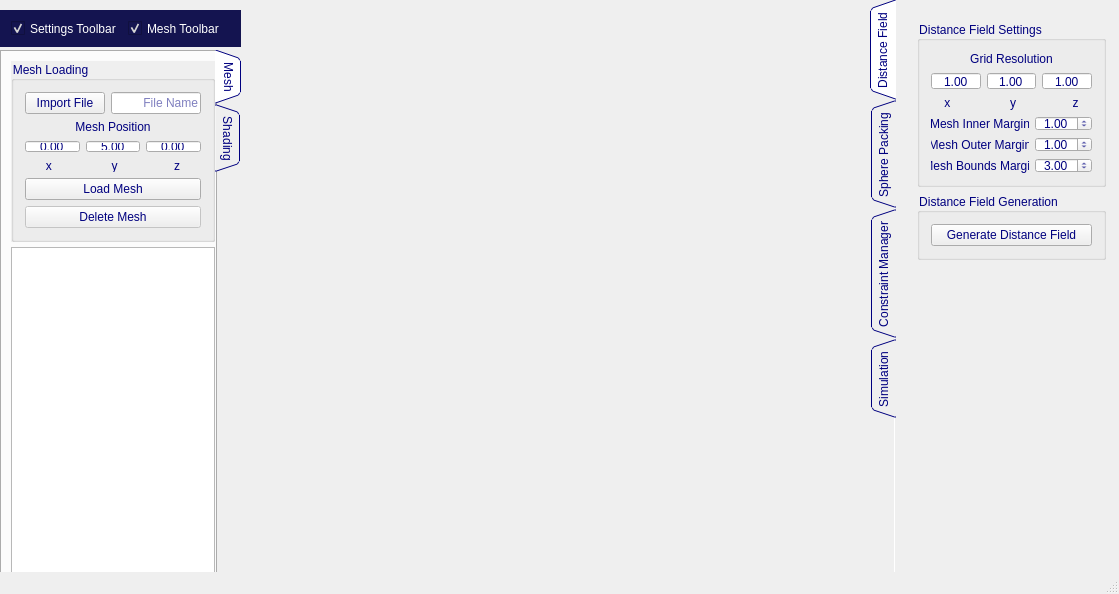
This is forms/mainwindow.ui in matttraynar/MPC as Qt 5 draws it before an edit. The edited form follows.
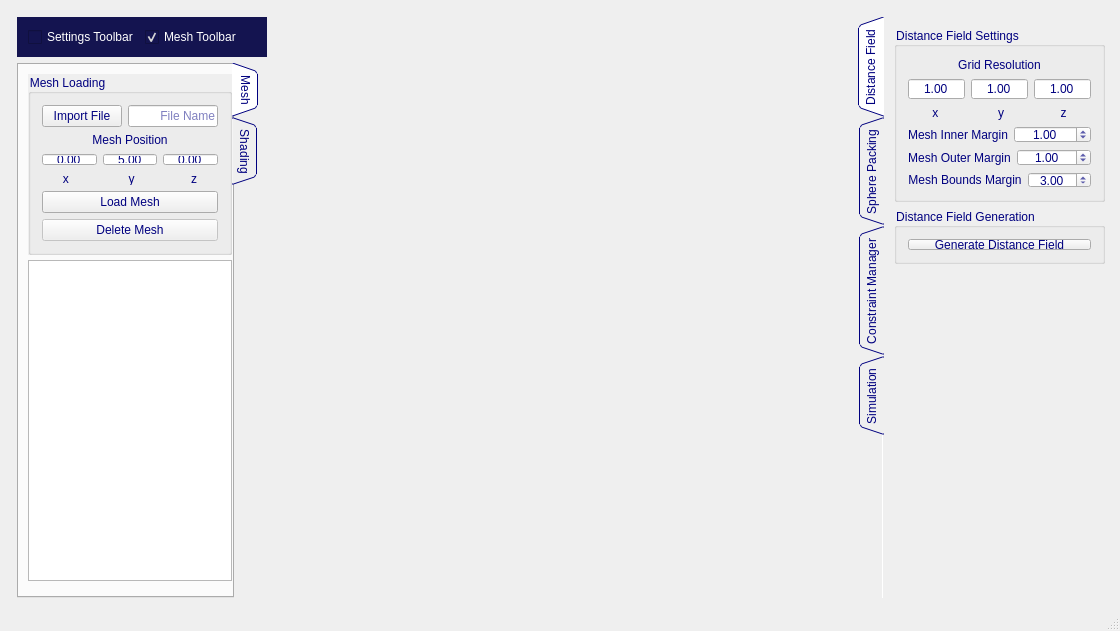
This is the edited form. The open tabs and pages were chosen to show the change.

Commit message: Finished UI, also set up maximisation capabilities

```diff
--- a/forms/mainwindow.ui
+++ b/forms/mainwindow.ui
@@ -9,35 +9,62 @@
    <rect>
     <x>0</x>
     <y>0</y>
-    <width>1119</width>
-    <height>594</height>
+    <width>1120</width>
+    <height>629</height>
    </rect>
   </property>
+  <property name="sizePolicy">
+   <sizepolicy hsizetype="Expanding" vsizetype="Expanding">
+    <horstretch>0</horstretch>
+    <verstretch>0</verstretch>
+   </sizepolicy>
+  </property>
+  <property name="maximumSize">
+   <size>
+    <width>16777215</width>
+    <height>16777215</height>
+   </size>
+  </property>
   <property name="windowTitle">
    <string>MPC</string>
   </property>
   <widget class="QWidget" name="centralWidget">
    <property name="sizePolicy">
-    <sizepolicy hsizetype="Fixed" vsizetype="Fixed">
+    <sizepolicy hsizetype="Expanding" vsizetype="Expanding">
      <horstretch>0</horstretch>
      <verstretch>0</verstretch>
     </sizepolicy>
    </property>
+   <layout class="QHBoxLayout" name="horizontalLayout_20">
+    <item>
+     <layout class="QGridLayout" name="gridLayout">
+      <item row="0" column="0" rowspan="2" colspan="2">
+       <layout class="QHBoxLayout" name="LayoutForWidget"/>
+      </item>
+      <item row="1" column="1">
+       <layout class="QHBoxLayout" name="horizontalLayout_19">
+        <item>
+         <layout class="QVBoxLayout" name="verticalLayout_14">
+          <item>
    <widget class="QFrame" name="ToolbarChecks">
-    <property name="geometry">
-     <rect>
-      <x>0</x>
-      <y>10</y>
-      <width>241</width>
-      <height>37</height>
-     </rect>
-    </property>
     <property name="sizePolicy">
-     <sizepolicy hsizetype="Preferred" vsizetype="Fixed">
+             <sizepolicy hsizetype="Fixed" vsizetype="Fixed">
       <horstretch>0</horstretch>
       <verstretch>0</verstretch>
      </sizepolicy>
     </property>
+            <property name="minimumSize">
+             <size>
+              <width>250</width>
+              <height>40</height>
+             </size>
+            </property>
+            <property name="maximumSize">
+             <size>
+              <width>250</width>
+              <height>40</height>
+             </size>
+            </property>
     <property name="autoFillBackground">
      <bool>false</bool>
     </property>
@@ -66,7 +93,7 @@
           <string>Settings Toolbar</string>
          </property>
          <property name="checked">
-          <bool>true</bool>
+                  <bool>false</bool>
          </property>
         </widget>
        </item>
@@ -88,21 +115,21 @@
      </item>
     </layout>
    </widget>
+          </item>
+          <item>
    <widget class="QTabWidget" name="meshToolbar">
-    <property name="geometry">
-     <rect>
-      <x>0</x>
-      <y>50</y>
-      <width>241</width>
-      <height>551</height>
-     </rect>
-    </property>
     <property name="sizePolicy">
-     <sizepolicy hsizetype="Minimum" vsizetype="Expanding">
+             <sizepolicy hsizetype="Fixed" vsizetype="Expanding">
       <horstretch>0</horstretch>
       <verstretch>0</verstretch>
      </sizepolicy>
     </property>
+            <property name="minimumSize">
+             <size>
+              <width>241</width>
+              <height>531</height>
+             </size>
+            </property>
     <property name="autoFillBackground">
      <bool>true</bool>
     </property>
@@ -119,6 +146,12 @@
      <number>0</number>
     </property>
     <widget class="QWidget" name="Mesh">
+             <property name="sizePolicy">
+              <sizepolicy hsizetype="Preferred" vsizetype="MinimumExpanding">
+               <horstretch>0</horstretch>
+               <verstretch>0</verstretch>
+              </sizepolicy>
+             </property>
      <attribute name="title">
       <string>Mesh</string>
      </attribute>
@@ -312,9 +345,15 @@
         <x>9</x>
         <y>195</y>
         <width>204</width>
-        <height>341</height>
-       </rect>
-      </property>
+                <height>321</height>
+               </rect>
+              </property>
+              <property name="sizePolicy">
+               <sizepolicy hsizetype="Expanding" vsizetype="Expanding">
+                <horstretch>0</horstretch>
+                <verstretch>0</verstretch>
+               </sizepolicy>
+              </property>
       <property name="headerHidden">
        <bool>true</bool>
       </property>
@@ -496,14 +535,35 @@
      </widget>
     </widget>
    </widget>
+          </item>
+         </layout>
+        </item>
+        <item>
+         <spacer name="horizontalSpacer">
+          <property name="orientation">
+           <enum>Qt::Horizontal</enum>
+          </property>
+          <property name="sizeHint" stdset="0">
+           <size>
+            <width>618</width>
+            <height>20</height>
+           </size>
+          </property>
+         </spacer>
+        </item>
+        <item>
    <widget class="QTabWidget" name="settingsToolbar">
-    <property name="geometry">
-     <rect>
-      <x>870</x>
-      <y>0</y>
+          <property name="sizePolicy">
+           <sizepolicy hsizetype="Minimum" vsizetype="MinimumExpanding">
+            <horstretch>0</horstretch>
+            <verstretch>0</verstretch>
+           </sizepolicy>
+          </property>
+          <property name="minimumSize">
+           <size>
       <width>251</width>
-      <height>601</height>
-     </rect>
+            <height>581</height>
+           </size>
     </property>
     <property name="mouseTracking">
      <bool>true</bool>
@@ -548,18 +608,15 @@
      <attribute name="title">
       <string>Distance Field</string>
      </attribute>
-     <widget class="QWidget" name="layoutWidget">
-      <property name="geometry">
-       <rect>
-        <x>10</x>
-        <y>10</y>
-        <width>211</width>
-        <height>261</height>
-       </rect>
-      </property>
-      <layout class="QVBoxLayout" name="verticalLayout_6">
-       <item>
         <widget class="QGroupBox" name="distanceSettings">
+            <property name="geometry">
+             <rect>
+              <x>10</x>
+              <y>10</y>
+              <width>211</width>
+              <height>175</height>
+             </rect>
+            </property>
          <property name="title">
           <string>Distance Field Settings</string>
          </property>
@@ -776,9 +833,15 @@
           </item>
          </layout>
         </widget>
-       </item>
-       <item>
         <widget class="QGroupBox" name="distanceData">
+            <property name="geometry">
+             <rect>
+              <x>10</x>
+              <y>191</y>
+              <width>211</width>
+              <height>56</height>
+             </rect>
+            </property>
          <property name="title">
           <string>Distance Field Generation</string>
          </property>
@@ -798,9 +861,6 @@
           </item>
          </layout>
         </widget>
-       </item>
-      </layout>
-     </widget>
     </widget>
     <widget class="QWidget" name="spherepack">
      <attribute name="title">
@@ -1309,17 +1369,12 @@
      </widget>
     </widget>
    </widget>
-   <widget class="QWidget" name="horizontalLayoutWidget">
-    <property name="geometry">
-     <rect>
-      <x>-1</x>
-      <y>-1</y>
-      <width>1121</width>
-      <height>601</height>
-     </rect>
-    </property>
-    <layout class="QHBoxLayout" name="LayoutForWidget"/>
-   </widget>
+        </item>
+       </layout>
+      </item>
+     </layout>
+    </item>
+   </layout>
    <zorder>ToolbarChecks</zorder>
    <zorder>settingsToolbar</zorder>
    <zorder>horizontalLayoutWidget</zorder>
```
Left out of the diff: 63 changed lines with no effect on the pictures. Lines whose indentation alone changed are shown as unchanged. The commit also changes 7 other files.
